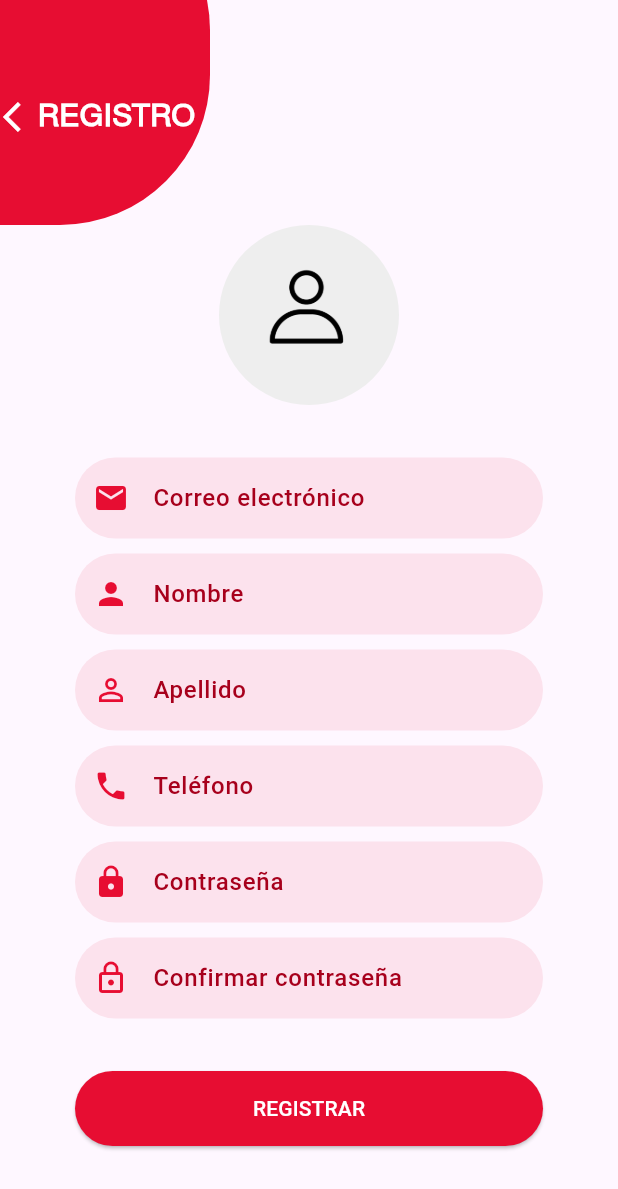
After one commit to LeoJPGM/Delivery-App, a Flutter app: the screen it shows after launch, after a tap on "Registrate", on a phone screen of 412 x 824 dp. The commit adds this screen. Shown: the top 1189 px of the screen. Run offline on Flutter 3.47's test engine with Material 3 defaults, Android fonts, the phone set to English and light mode, and no system bars; our stand-ins replace lottie.

Commit message:
Paginas: Registro y Login, diseño y funcionalidad basica terminada

```diff
--- a/lib/main.dart
+++ b/lib/main.dart
@@ -1,4 +1,5 @@
 import 'package:delivery_app/src/login/login_page.dart';
+import 'package:delivery_app/src/register/register_page.dart';
 import 'package:delivery_app/src/utils/my_colors.dart';
 import 'package:flutter/material.dart';
 
@@ -20,7 +21,10 @@ class _MyAppState extends State<MyApp> {
       title: "Delivery App Flutter",
       debugShowCheckedModeBanner: false,
       initialRoute: 'login',
-      routes: {'login': (BuildContext context) => const LoginPage()},
+      routes: {
+        'login': (context) => const LoginPage(),
+        'register': (context) => const RegisterPage()
+      },
       theme: ThemeData(primaryColor: MyColors.primaryColor),
     );
   }
--- /dev/null
+++ b/lib/src/login/login_controller.dart
@@ -0,0 +1,15 @@
+import 'package:flutter/material.dart';
+
+class LoginController {
+  TextEditingController emailController = TextEditingController();
+  TextEditingController passwordController = TextEditingController();
+
+  void goToRegisterPage(BuildContext context) {
+    Navigator.of(context).pushNamed('register');
+  }
+
+  void login() {
+    String email = emailController.text.trim();
+    String password = passwordController.text.trim();
+  }
+}
--- a/lib/src/login/login_page.dart
+++ b/lib/src/login/login_page.dart
@@ -1,3 +1,4 @@
+import 'package:delivery_app/src/login/login_controller.dart';
 import 'package:delivery_app/src/utils/my_colors.dart';
 import 'package:flutter/material.dart';
 import 'package:lottie/lottie.dart';
@@ -10,6 +11,8 @@ class LoginPage extends StatefulWidget {
 }
 
 class _LoginPageState extends State<LoginPage> {
+  final LoginController _controller = LoginController();
+
   @override
   Widget build(BuildContext context) {
     return Scaffold(
@@ -19,7 +22,8 @@ class _LoginPageState extends State<LoginPage> {
           children: [
             Positioned(top: -80, left: -100, child: _circleLogin()),
             Positioned(top: 60, left: 25, child: _textLogin()),
-            Column(
+            SingleChildScrollView(
+              child: Column(
                 children: [
                   _lottieAnimation(),
                   _textFielEmail(),
@@ -27,6 +31,7 @@ class _LoginPageState extends State<LoginPage> {
                   _buttonLogin(),
                   _textDontHaveAccount()
                 ],
+              ),
             ),
           ],
         ),
@@ -71,6 +76,8 @@ class _LoginPageState extends State<LoginPage> {
           color: MyColors.primaryOpacityColor,
           borderRadius: BorderRadius.circular(30)),
       child: TextField(
+        controller: _controller.emailController,
+        keyboardType: TextInputType.emailAddress,
         decoration: InputDecoration(
             hintText: "Correo electrónico",
             border: InputBorder.none,
@@ -88,6 +95,8 @@ class _LoginPageState extends State<LoginPage> {
           color: MyColors.primaryOpacityColor,
           borderRadius: BorderRadius.circular(30)),
       child: TextField(
+        controller: _controller.passwordController,
+        obscureText: true,
         decoration: InputDecoration(
             hintText: "Contraseña",
             border: InputBorder.none,
@@ -103,7 +112,7 @@ class _LoginPageState extends State<LoginPage> {
       width: double.infinity,
       margin: const EdgeInsets.symmetric(horizontal: 50, vertical: 30),
       child: ElevatedButton(
-          onPressed: () {},
+          onPressed: () => _controller.login(),
           style: ElevatedButton.styleFrom(
               backgroundColor: MyColors.primaryColor,
               shape: RoundedRectangleBorder(
@@ -127,11 +136,14 @@ class _LoginPageState extends State<LoginPage> {
         const SizedBox(
           width: 7,
         ),
-        Text("Registrate",
+        GestureDetector(
+          onTap: () => _controller.goToRegisterPage(context),
+          child: Text("Registrate",
               style: TextStyle(
                 fontWeight: FontWeight.bold,
                 color: MyColors.primaryColor,
-            ))
+              )),
+        )
       ],
     );
   }
--- /dev/null
+++ b/lib/src/register/register_controller.dart
@@ -0,0 +1,23 @@
+import 'package:flutter/material.dart';
+
+class RegisterController {
+  TextEditingController emailController = TextEditingController();
+  TextEditingController nameController = TextEditingController();
+  TextEditingController lastNameController = TextEditingController();
+  TextEditingController phoneController = TextEditingController();
+  TextEditingController passwordController = TextEditingController();
+  TextEditingController confPasswordController = TextEditingController();
+
+  void goToLoginPage(BuildContext context) {
+    Navigator.of(context).pushNamed('login');
+  }
+
+  void register() {
+    String email = emailController.text.trim();
+    String name = nameController.text.trim();
+    String lastName = lastNameController.text.trim();
+    String phone = phoneController.text.trim();
+    String password = passwordController.text.trim();
+    String confPassword = confPasswordController.text.trim();
+  }
+}
--- /dev/null
+++ b/lib/src/register/register_page.dart
@@ -0,0 +1,220 @@
+import 'package:delivery_app/src/register/register_controller.dart';
+import 'package:delivery_app/src/utils/my_colors.dart';
+import 'package:flutter/material.dart';
+
+class RegisterPage extends StatefulWidget {
+  const RegisterPage({super.key});
+
+  @override
+  State<RegisterPage> createState() => _RegisterPageState();
+}
+
+class _RegisterPageState extends State<RegisterPage> {
+  final RegisterController _controller = RegisterController();
+  @override
+  Widget build(BuildContext context) {
+    return Scaffold(
+        body: SizedBox(
+      width: double.infinity,
+      child: Stack(
+        children: [
+          Positioned(
+            top: -80,
+            left: -100,
+            child: _circleRegister(),
+          ),
+          Positioned(top: 54, left: -10, child: _iconBack()),
+          Positioned(top: 65, left: 25, child: _textRegister()),
+          Container(
+            width: double.infinity,
+            margin: const EdgeInsets.only(top: 150),
+            child: SingleChildScrollView(
+              child: Column(
+                children: [
+                  _imageUserProfile(),
+                  const SizedBox(
+                    height: 30,
+                  ),
+                  _textFielEmail(),
+                  _textFielName(),
+                  _textFielLastName(),
+                  _textFielPhone(),
+                  _textFielPassword(),
+                  _textFielConfPassword(),
+                  _buttonRegister()
+                ],
+              ),
+            ),
+          )
+        ],
+      ),
+    ));
+  }
+
+  Widget _circleRegister() {
+    return Container(
+      width: 240,
+      height: 230,
+      decoration: BoxDecoration(
+          borderRadius: BorderRadius.circular(100),
+          color: MyColors.primaryColor),
+    );
+  }
+
+  Widget _iconBack() {
+    return IconButton(
+        onPressed: () => _controller.goToLoginPage(context),
+        color: Colors.white,
+        icon: const Icon(Icons.arrow_back_ios));
+  }
+
+  Widget _textRegister() {
+    return const Text(
+      "REGISTRO",
+      style: TextStyle(
+          color: Colors.white,
+          fontFamily: 'NimbusSans',
+          fontWeight: FontWeight.bold,
+          fontSize: 20),
+    );
+  }
+
+  Widget _imageUserProfile() {
+    return CircleAvatar(
+      backgroundImage: const AssetImage('assets/img/user_profile_2.png'),
+      radius: 60,
+      backgroundColor: Colors.grey[200],
+    );
+  }
+
+  Widget _textFielEmail() {
+    return Container(
+      margin: const EdgeInsets.symmetric(horizontal: 50, vertical: 5),
+      decoration: BoxDecoration(
+          color: MyColors.primaryOpacityColor,
+          borderRadius: BorderRadius.circular(30)),
+      child: TextField(
+        controller: _controller.emailController,
+        keyboardType: TextInputType.emailAddress,
+        decoration: InputDecoration(
+            hintText: "Correo electrónico",
+            border: InputBorder.none,
+            contentPadding: const EdgeInsets.all(15),
+            hintStyle: TextStyle(color: MyColors.primaryColorDark),
+            prefixIcon: Icon(Icons.email, color: MyColors.primaryColor)),
+      ),
+    );
+  }
+
+  Widget _textFielName() {
+    return Container(
+      margin: const EdgeInsets.symmetric(horizontal: 50, vertical: 5),
+      decoration: BoxDecoration(
+          color: MyColors.primaryOpacityColor,
+          borderRadius: BorderRadius.circular(30)),
+      child: TextField(
+        controller: _controller.nameController,
+        decoration: InputDecoration(
+            hintText: "Nombre",
+            border: InputBorder.none,
+            contentPadding: const EdgeInsets.all(15),
+            hintStyle: TextStyle(color: MyColors.primaryColorDark),
+            prefixIcon: Icon(Icons.person, color: MyColors.primaryColor)),
+      ),
+    );
+  }
+
+  Widget _textFielLastName() {
+    return Container(
+      margin: const EdgeInsets.symmetric(horizontal: 50, vertical: 5),
+      decoration: BoxDecoration(
+          color: MyColors.primaryOpacityColor,
+          borderRadius: BorderRadius.circular(30)),
+      child: TextField(
+        controller: _controller.lastNameController,
+        decoration: InputDecoration(
+            hintText: "Apellido",
+            border: InputBorder.none,
+            contentPadding: const EdgeInsets.all(15),
+            hintStyle: TextStyle(color: MyColors.primaryColorDark),
+            prefixIcon:
+                Icon(Icons.person_outline, color: MyColors.primaryColor)),
+      ),
+    );
+  }
+
+  Widget _textFielPhone() {
+    return Container(
+      margin: const EdgeInsets.symmetric(horizontal: 50, vertical: 5),
+      decoration: BoxDecoration(
+          color: MyColors.primaryOpacityColor,
+          borderRadius: BorderRadius.circular(30)),
+      child: TextField(
+        controller: _controller.phoneController,
+        keyboardType: TextInputType.phone,
+        decoration: InputDecoration(
+            hintText: "Teléfono",
+            border: InputBorder.none,
+            contentPadding: const EdgeInsets.all(15),
+            hintStyle: TextStyle(color: MyColors.primaryColorDark),
+            prefixIcon: Icon(Icons.phone, color: MyColors.primaryColor)),
+      ),
+    );
+  }
+
+  Widget _textFielPassword() {
+    return Container(
+      margin: const EdgeInsets.symmetric(horizontal: 50, vertical: 5),
+      decoration: BoxDecoration(
+          color: MyColors.primaryOpacityColor,
+          borderRadius: BorderRadius.circular(30)),
+      child: TextField(
+        controller: _controller.passwordController,
+        obscureText: true,
+        decoration: InputDecoration(
+            hintText: "Contraseña",
+            border: InputBorder.none,
+            contentPadding: const EdgeInsets.all(15),
+            hintStyle: TextStyle(color: MyColors.primaryColorDark),
+            prefixIcon: Icon(Icons.lock, color: MyColors.primaryColor)),
+      ),
+    );
+  }
+
+  Widget _textFielConfPassword() {
+    return Container(
+      margin: const EdgeInsets.symmetric(horizontal: 50, vertical: 5),
+      decoration: BoxDecoration(
+          color: MyColors.primaryOpacityColor,
+          borderRadius: BorderRadius.circular(30)),
+      child: TextField(
+        controller: _controller.confPasswordController,
+        obscureText: true,
+        decoration: InputDecoration(
+            hintText: "Confirmar contraseña",
+            border: InputBorder.none,
+            contentPadding: const EdgeInsets.all(15),
+            hintStyle: TextStyle(color: MyColors.primaryColorDark),
+            prefixIcon: Icon(Icons.lock_outline, color: MyColors.primaryColor)),
+      ),
+    );
+  }
+
+  Widget _buttonRegister() {
+    return Container(
+      width: double.infinity,
+      margin: const EdgeInsets.symmetric(horizontal: 50, vertical: 30),
+      child: ElevatedButton(
+          onPressed: () => _controller.register(),
+          style: ElevatedButton.styleFrom(
+              backgroundColor: MyColors.primaryColor,
+              shape: RoundedRectangleBorder(
+                  borderRadius: BorderRadius.circular(30)),
+              padding: const EdgeInsets.symmetric(vertical: 15)),
+          child: const Text(
+            "REGISTRAR",
+            style: TextStyle(color: Colors.white),
+          )),
+    );
+  }
+}
```
Lines whose indentation alone changed are shown as unchanged.
